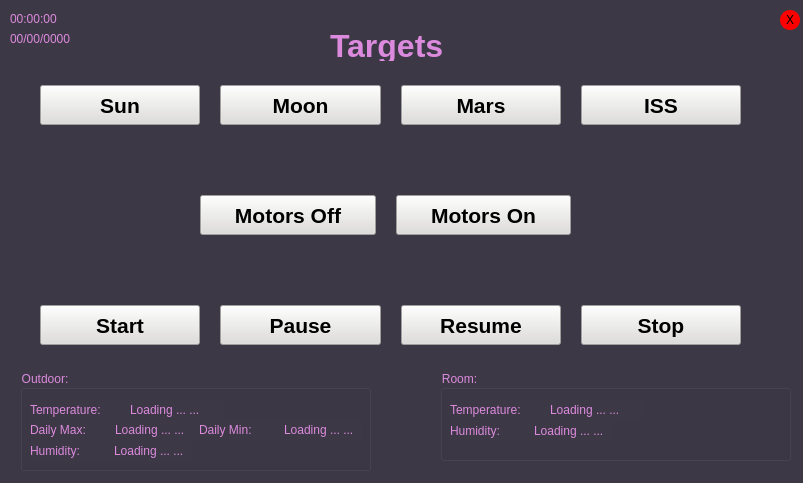
Before: the Qt Designer form qt_gui/Pointee/pointee.ui in LHypersonicMonkeyJ/piPointingTurret, drawn with Qt 5.
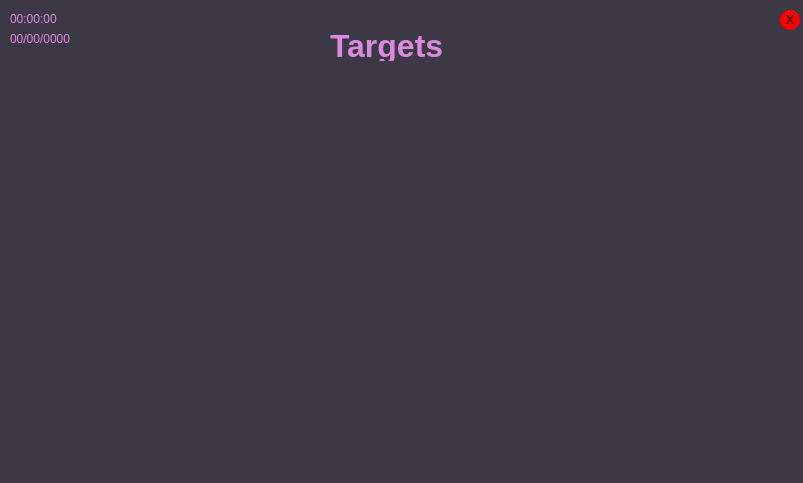
After: the same form once the commit is applied.

```diff
--- a/qt_gui/Pointee/pointee.ui
+++ b/qt_gui/Pointee/pointee.ui
@@ -16,86 +16,6 @@
   <property name="styleSheet">
    <string notr="true">background-color: rgb(61, 56, 70);</string>
   </property>
-  <widget class="QGroupBox" name="groupBox">
-   <property name="geometry">
-    <rect>
-     <x>440</x>
-     <y>370</y>
-     <width>351</width>
-     <height>91</height>
-    </rect>
-   </property>
-   <property name="styleSheet">
-    <string notr="true">color: rgb(220, 138, 221);</string>
-   </property>
-   <property name="title">
-    <string>Room:</string>
-   </property>
-   <widget class="QWidget" name="layoutWidget">
-    <property name="geometry">
-     <rect>
-      <x>10</x>
-      <y>30</y>
-      <width>194</width>
-      <height>19</height>
-     </rect>
-    </property>
-    <layout class="QHBoxLayout" name="horizontalLayout_2">
-     <item>
-      <widget class="QLabel" name="text_temperature_2">
-       <property name="styleSheet">
-        <string notr="true">color: rgb(220, 138, 221);</string>
-       </property>
-       <property name="text">
-        <string>Temperature:</string>
-       </property>
-      </widget>
-     </item>
-     <item>
-      <widget class="QLabel" name="label_roomTemp">
-       <property name="styleSheet">
-        <string notr="true">color: rgb(220, 138, 221);</string>
-       </property>
-       <property name="text">
-        <string>Loading ... ...</string>
-       </property>
-      </widget>
-     </item>
-    </layout>
-   </widget>
-   <widget class="QWidget" name="horizontalLayoutWidget_3">
-    <property name="geometry">
-     <rect>
-      <x>10</x>
-      <y>50</y>
-      <width>162</width>
-      <height>21</height>
-     </rect>
-    </property>
-    <layout class="QHBoxLayout" name="horizontalLayout_8">
-     <item>
-      <widget class="QLabel" name="text_humidity_2">
-       <property name="styleSheet">
-        <string notr="true">color: rgb(220, 138, 221);</string>
-       </property>
-       <property name="text">
-        <string>Humidity: </string>
-       </property>
-      </widget>
-     </item>
-     <item>
-      <widget class="QLabel" name="label_roomHumidity">
-       <property name="styleSheet">
-        <string notr="true">color: rgb(220, 138, 221);</string>
-       </property>
-       <property name="text">
-        <string>Loading ... ...</string>
-       </property>
-      </widget>
-     </item>
-    </layout>
-   </widget>
-  </widget>
   <widget class="QLabel" name="label_currentDate">
    <property name="geometry">
     <rect>
@@ -128,113 +48,6 @@
     <string>00:00:00</string>
    </property>
   </widget>
-  <widget class="QWidget" name="layoutWidget">
-   <property name="geometry">
-    <rect>
-     <x>40</x>
-     <y>290</y>
-     <width>701</width>
-     <height>71</height>
-    </rect>
-   </property>
-   <layout class="QHBoxLayout" name="horizontalLayout_4">
-    <property name="spacing">
-     <number>20</number>
-    </property>
-    <item>
-     <widget class="QPushButton" name="button_Start">
-      <property name="minimumSize">
-       <size>
-        <width>0</width>
-        <height>40</height>
-       </size>
-      </property>
-      <property name="font">
-       <font>
-        <pointsize>16</pointsize>
-        <weight>75</weight>
-        <bold>true</bold>
-       </font>
-      </property>
-      <property name="styleSheet">
-       <string notr="true">background-color: rgb(222, 221, 218);</string>
-      </property>
-      <property name="text">
-       <string>Start</string>
-      </property>
-     </widget>
-    </item>
-    <item>
-     <widget class="QPushButton" name="button_Pause">
-      <property name="minimumSize">
-       <size>
-        <width>0</width>
-        <height>40</height>
-       </size>
-      </property>
-      <property name="font">
-       <font>
-        <pointsize>16</pointsize>
-        <weight>75</weight>
-        <bold>true</bold>
-       </font>
-      </property>
-      <property name="styleSheet">
-       <string notr="true">background-color: rgb(222, 221, 218);</string>
-      </property>
-      <property name="text">
-       <string>Pause</string>
-      </property>
-     </widget>
-    </item>
-    <item>
-     <widget class="QPushButton" name="button_Resume">
-      <property name="minimumSize">
-       <size>
-        <width>0</width>
-        <height>40</height>
-       </size>
-      </property>
-      <property name="font">
-       <font>
-        <pointsize>16</pointsize>
-        <weight>75</weight>
-        <bold>true</bold>
-       </font>
-      </property>
-      <property name="styleSheet">
-       <string notr="true">background-color: rgb(222, 221, 218);</string>
-      </property>
-      <property name="text">
-       <string>Resume</string>
-      </property>
-     </widget>
-    </item>
-    <item>
-     <widget class="QPushButton" name="button_Stop">
-      <property name="minimumSize">
-       <size>
-        <width>0</width>
-        <height>40</height>
-       </size>
-      </property>
-      <property name="font">
-       <font>
-        <pointsize>16</pointsize>
-        <weight>75</weight>
-        <bold>true</bold>
-       </font>
-      </property>
-      <property name="styleSheet">
-       <string notr="true">background-color: rgb(222, 221, 218);</string>
-      </property>
-      <property name="text">
-       <string>Stop</string>
-      </property>
-     </widget>
-    </item>
-   </layout>
-  </widget>
   <widget class="QLabel" name="text_targets">
    <property name="geometry">
     <rect>
@@ -258,327 +71,6 @@
     <string>Targets</string>
    </property>
   </widget>
-  <widget class="QWidget" name="layoutWidget">
-   <property name="geometry">
-    <rect>
-     <x>40</x>
-     <y>70</y>
-     <width>701</width>
-     <height>71</height>
-    </rect>
-   </property>
-   <layout class="QHBoxLayout" name="horizontalLayout" stretch="0,0,0,0">
-    <property name="spacing">
-     <number>20</number>
-    </property>
-    <item>
-     <widget class="QPushButton" name="target_Sun">
-      <property name="enabled">
-       <bool>true</bool>
-      </property>
-      <property name="sizePolicy">
-       <sizepolicy hsizetype="Minimum" vsizetype="Fixed">
-        <horstretch>0</horstretch>
-        <verstretch>0</verstretch>
-       </sizepolicy>
-      </property>
-      <property name="minimumSize">
-       <size>
-        <width>0</width>
-        <height>40</height>
-       </size>
-      </property>
-      <property name="baseSize">
-       <size>
-        <width>0</width>
-        <height>0</height>
-       </size>
-      </property>
-      <property name="font">
-       <font>
-        <pointsize>16</pointsize>
-        <weight>75</weight>
-        <bold>true</bold>
-       </font>
-      </property>
-      <property name="styleSheet">
-       <string notr="true">background-color: rgb(222, 221, 218);</string>
-      </property>
-      <property name="text">
-       <string>Sun</string>
-      </property>
-      <property name="iconSize">
-       <size>
-        <width>16</width>
-        <height>16</height>
-       </size>
-      </property>
-     </widget>
-    </item>
-    <item>
-     <widget class="QPushButton" name="target_Moon">
-      <property name="minimumSize">
-       <size>
-        <width>0</width>
-        <height>40</height>
-       </size>
-      </property>
-      <property name="font">
-       <font>
-        <pointsize>16</pointsize>
-        <weight>75</weight>
-        <bold>true</bold>
-       </font>
-      </property>
-      <property name="styleSheet">
-       <string notr="true">background-color: rgb(222, 221, 218);</string>
-      </property>
-      <property name="text">
-       <string>Moon</string>
-      </property>
-      <property name="iconSize">
-       <size>
-        <width>20</width>
-        <height>4</height>
-       </size>
-      </property>
-     </widget>
-    </item>
-    <item>
-     <widget class="QPushButton" name="target_Mars">
-      <property name="minimumSize">
-       <size>
-        <width>0</width>
-        <height>40</height>
-       </size>
-      </property>
-      <property name="font">
-       <font>
-        <pointsize>16</pointsize>
-        <weight>75</weight>
-        <bold>true</bold>
-       </font>
-      </property>
-      <property name="styleSheet">
-       <string notr="true">background-color: rgb(222, 221, 218);</string>
-      </property>
-      <property name="text">
-       <string>Mars</string>
-      </property>
-     </widget>
-    </item>
-    <item>
-     <widget class="QPushButton" name="target_ISS">
-      <property name="minimumSize">
-       <size>
-        <width>0</width>
-        <height>40</height>
-       </size>
-      </property>
-      <property name="font">
-       <font>
-        <pointsize>16</pointsize>
-        <weight>75</weight>
-        <bold>true</bold>
-       </font>
-      </property>
-      <property name="styleSheet">
-       <string notr="true">background-color: rgb(222, 221, 218);</string>
-      </property>
-      <property name="text">
-       <string>ISS</string>
-      </property>
-     </widget>
-    </item>
-   </layout>
-  </widget>
-  <widget class="QWidget" name="layoutWidget">
-   <property name="geometry">
-    <rect>
-     <x>200</x>
-     <y>180</y>
-     <width>371</width>
-     <height>71</height>
-    </rect>
-   </property>
-   <layout class="QHBoxLayout" name="horizontalLayout_3">
-    <property name="spacing">
-     <number>20</number>
-    </property>
-    <item>
-     <widget class="QPushButton" name="button_MotorsOff">
-      <property name="minimumSize">
-       <size>
-        <width>0</width>
-        <height>40</height>
-       </size>
-      </property>
-      <property name="font">
-       <font>
-        <pointsize>16</pointsize>
-        <weight>75</weight>
-        <bold>true</bold>
-       </font>
-      </property>
-      <property name="styleSheet">
-       <string notr="true">background-color: rgb(222, 221, 218);</string>
-      </property>
-      <property name="text">
-       <string>Motors Off</string>
-      </property>
-     </widget>
-    </item>
-    <item>
-     <widget class="QPushButton" name="button_MotorsOn">
-      <property name="minimumSize">
-       <size>
-        <width>0</width>
-        <height>40</height>
-       </size>
-      </property>
-      <property name="font">
-       <font>
-        <pointsize>16</pointsize>
-        <weight>75</weight>
-        <bold>true</bold>
-       </font>
-      </property>
-      <property name="styleSheet">
-       <string notr="true">background-color: rgb(222, 221, 218);</string>
-      </property>
-      <property name="text">
-       <string>Motors On</string>
-      </property>
-     </widget>
-    </item>
-   </layout>
-  </widget>
-  <widget class="QGroupBox" name="groupBox_2">
-   <property name="geometry">
-    <rect>
-     <x>20</x>
-     <y>370</y>
-     <width>351</width>
-     <height>101</height>
-    </rect>
-   </property>
-   <property name="styleSheet">
-    <string notr="true">color: rgb(220, 138, 221);</string>
-   </property>
-   <property name="title">
-    <string>Outdoor:</string>
-   </property>
-   <widget class="QWidget" name="layoutWidget_2">
-    <property name="geometry">
-     <rect>
-      <x>10</x>
-      <y>30</y>
-      <width>194</width>
-      <height>19</height>
-     </rect>
-    </property>
-    <layout class="QHBoxLayout" name="horizontalLayout_5">
-     <item>
-      <widget class="QLabel" name="text_temperature">
-       <property name="styleSheet">
-        <string notr="true">color: rgb(220, 138, 221);</string>
-       </property>
-       <property name="text">
-        <string>Temperature:</string>
-       </property>
-      </widget>
-     </item>
-     <item>
-      <widget class="QLabel" name="label_outdoorTemp">
-       <property name="styleSheet">
-        <string notr="true">color: rgb(220, 138, 221);</string>
-       </property>
-       <property name="text">
-        <string>Loading ... ...</string>
-       </property>
-      </widget>
-     </item>
-    </layout>
-   </widget>
-   <widget class="QWidget" name="horizontalLayoutWidget">
-    <property name="geometry">
-     <rect>
-      <x>10</x>
-      <y>50</y>
-      <width>332</width>
-      <height>20</height>
-     </rect>
-    </property>
-    <layout class="QHBoxLayout" name="horizontalLayout_6">
-     <item>
-      <widget class="QLabel" name="text_daily_max">
-       <property name="text">
-        <string>Daily Max:</string>
-       </property>
-      </widget>
-     </item>
-     <item>
-      <widget class="QLabel" name="label_outdoorMaxTemp">
-       <property name="styleSheet">
-        <string notr="true">color: rgb(220, 138, 221);</string>
-       </property>
-       <property name="text">
-        <string>Loading ... ...</string>
-       </property>
-      </widget>
-     </item>
-     <item>
-      <widget class="QLabel" name="text_daily_min">
-       <property name="text">
-        <string>Daily Min:</string>
-       </property>
-      </widget>
-     </item>
-     <item>
-      <widget class="QLabel" name="label_outdoorMinTemp">
-       <property name="styleSheet">
-        <string notr="true">color: rgb(220, 138, 221);</string>
-       </property>
-       <property name="text">
-        <string>Loading ... ...</string>
-       </property>
-      </widget>
-     </item>
-    </layout>
-   </widget>
-   <widget class="QWidget" name="horizontalLayoutWidget_2">
-    <property name="geometry">
-     <rect>
-      <x>10</x>
-      <y>70</y>
-      <width>162</width>
-      <height>21</height>
-     </rect>
-    </property>
-    <layout class="QHBoxLayout" name="horizontalLayout_7">
-     <item>
-      <widget class="QLabel" name="text_humidity">
-       <property name="styleSheet">
-        <string notr="true">color: rgb(220, 138, 221);</string>
-       </property>
-       <property name="text">
-        <string>Humidity: </string>
-       </property>
-      </widget>
-     </item>
-     <item>
-      <widget class="QLabel" name="label_outdoorHumidity">
-       <property name="styleSheet">
-        <string notr="true">color: rgb(220, 138, 221);</string>
-       </property>
-       <property name="text">
-        <string>Loading ... ...</string>
-       </property>
-      </widget>
-     </item>
-    </layout>
-   </widget>
-  </widget>
   <widget class="QPushButton" name="ExitButton">
    <property name="geometry">
     <rect>
```
